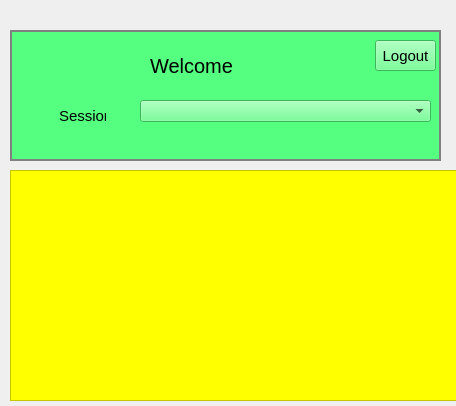
First picture: the form in attendance.ui, repository poshan12635/project, before the edit.
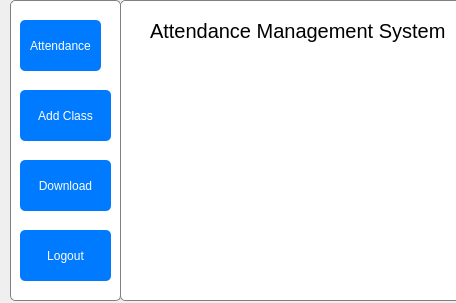
Second picture: the form after the edit. Icons and pictures are not drawn.

The edit to the form file:
```diff
--- a/attendance.ui
+++ b/attendance.ui
@@ -7,7 +7,7 @@
     <x>0</x>
     <y>0</y>
     <width>456</width>
-    <height>406</height>
+    <height>303</height>
    </rect>
   </property>
   <property name="windowTitle">
@@ -35,151 +35,155 @@
 QTableWidget{
 background:transparent;}</string>
   </property>
-  <widget class="QLabel" name="label">
-   <property name="geometry">
-    <rect>
-     <x>110</x>
-     <y>50</y>
-     <width>141</width>
-     <height>31</height>
-    </rect>
-   </property>
-   <property name="styleSheet">
-    <string notr="true">QLabel{
-	background-color: rgb(85, 255, 127);
-font-size:20px;}</string>
-   </property>
-   <property name="text">
-    <string>Welcome </string>
-   </property>
-  </widget>
-  <widget class="QLabel" name="label_2">
-   <property name="geometry">
-    <rect>
-     <x>50</x>
-     <y>100</y>
-     <width>81</width>
-     <height>21</height>
-    </rect>
-   </property>
-   <property name="styleSheet">
-    <string notr="true">QLabel{
-font-size:15px}</string>
-   </property>
-   <property name="text">
-    <string>Session</string>
-   </property>
-  </widget>
-  <widget class="QComboBox" name="comboBox">
-   <property name="geometry">
-    <rect>
-     <x>140</x>
-     <y>100</y>
-     <width>121</width>
-     <height>21</height>
-    </rect>
-   </property>
-  </widget>
-  <widget class="QPushButton" name="pushButton">
-   <property name="geometry">
-    <rect>
-     <x>350</x>
-     <y>60</y>
-     <width>56</width>
-     <height>21</height>
-    </rect>
-   </property>
-   <property name="text">
-    <string>SUBMIT</string>
-   </property>
-  </widget>
-  <widget class="QTableWidget" name="tableWidget">
-   <property name="geometry">
-    <rect>
-     <x>10</x>
-     <y>170</y>
-     <width>451</width>
-     <height>231</height>
-    </rect>
-   </property>
-   <property name="styleSheet">
-    <string notr="true">background-color: rgb(255, 255, 0);</string>
-   </property>
-  </widget>
   <widget class="QGroupBox" name="groupBox">
    <property name="geometry">
     <rect>
      <x>10</x>
-     <y>30</y>
-     <width>431</width>
-     <height>131</height>
+     <y>0</y>
+     <width>111</width>
+     <height>301</height>
     </rect>
    </property>
    <property name="styleSheet">
-    <string notr="true">background-color: rgb(85, 255, 127);</string>
+    <string notr="true">QGroupBox {
+    background-color: white;
+    border: 1px solid gray; /* Optional: adds a border */
+    border-radius: 5px; /* Optional: rounds the corners */
+}
+
+
+QGroupBox QLabel {
+    font-size: 18px; /* Adjust label font size */
+    color: black; /* Change label text color */
+}
+
+QGroupBox QLineEdit {
+    background-color: white;
+    border: 1px solid gray;
+    border-radius: 3px;
+    padding: 3px; /* Adds inner padding for text input */
+}
+
+QGroupBox QPushButton {
+    background-color: #007BFF; /* Blue background */
+    color: white; /* White text */
+    border: none;
+    border-radius: 5px;
+    padding: 5px 10px;
+}
+
+QGroupBox QPushButton:hover {
+    background-color: #0056b3; /* Darker blue on hover */
+}
+
+QGroupBox QPushButton:pressed {
+    background-color: #004494; /* Even darker blue when pressed */
+}
+</string>
    </property>
    <property name="title">
     <string/>
    </property>
-   <widget class="QLabel" name="label_3">
+   <widget class="QPushButton" name="pushButton">
     <property name="geometry">
      <rect>
-      <x>130</x>
+      <x>10</x>
       <y>20</y>
-      <width>111</width>
-      <height>31</height>
+      <width>81</width>
+      <height>51</height>
      </rect>
     </property>
-    <property name="styleSheet">
-     <string notr="true">QLabel{
-font-size:20px;}</string>
+    <property name="text">
+     <string>Attendance</string>
     </property>
+   </widget>
+   <widget class="QPushButton" name="pushButton_3">
+    <property name="geometry">
+     <rect>
+      <x>10</x>
+      <y>90</y>
+      <width>91</width>
+      <height>51</height>
+     </rect>
+    </property>
     <property name="text">
-     <string>Welcome</string>
+     <string>Add Class</string>
     </property>
    </widget>
    <widget class="QPushButton" name="pushButton_2">
     <property name="geometry">
      <rect>
-      <x>365</x>
-      <y>10</y>
-      <width>61</width>
-      <height>31</height>
+      <x>10</x>
+      <y>160</y>
+      <width>91</width>
+      <height>51</height>
      </rect>
     </property>
-    <property name="styleSheet">
-     <string notr="true">QPushButton{
-font-size:15px;}</string>
+    <property name="text">
+     <string>Download</string>
+    </property>
+   </widget>
+   <widget class="QPushButton" name="pushButton_4">
+    <property name="geometry">
+     <rect>
+      <x>10</x>
+      <y>230</y>
+      <width>91</width>
+      <height>51</height>
+     </rect>
     </property>
     <property name="text">
      <string>Logout</string>
     </property>
    </widget>
-   <widget class="QLabel" name="label_4">
+  </widget>
+  <widget class="QGroupBox" name="groupBox_2">
+   <property name="geometry">
+    <rect>
+     <x>120</x>
+     <y>0</y>
+     <width>341</width>
+     <height>301</height>
+    </rect>
+   </property>
+   <property name="styleSheet">
+    <string notr="true">QGroupBox {
+    background-color: white;
+    border: 1px solid gray; /* Optional: adds a border */
+    border-radius: 5px; /* Optional: rounds the corners */
+}
+
+QGroupBox::title {
+    background-color: transparent;
+    subcontrol-origin: margin;
+    padding: 5px; /* Adds spacing around the title */
+}
+
+QGroupBox QLabel {
+    font-size: 18px; /* Adjust label font size */
+    color: black; /* Change label text color */
+}
+
+</string>
+   </property>
+   <property name="title">
+    <string/>
+   </property>
+   <widget class="QLabel" name="label">
     <property name="geometry">
      <rect>
-      <x>40</x>
-      <y>70</y>
-      <width>61</width>
-      <height>31</height>
+      <x>20</x>
+      <y>10</y>
+      <width>311</width>
+      <height>41</height>
      </rect>
     </property>
     <property name="styleSheet">
      <string notr="true">QLabel{
-font-size:15px;}</string>
+font-size:20px;}</string>
     </property>
     <property name="text">
-     <string>Session</string>
-    </property>
-   </widget>
-   <widget class="QComboBox" name="comboBox_2">
-    <property name="geometry">
-     <rect>
-      <x>130</x>
-      <y>70</y>
-      <width>291</width>
-      <height>22</height>
-     </rect>
+     <string>Attendance Management System</string>
     </property>
    </widget>
   </widget>
```
